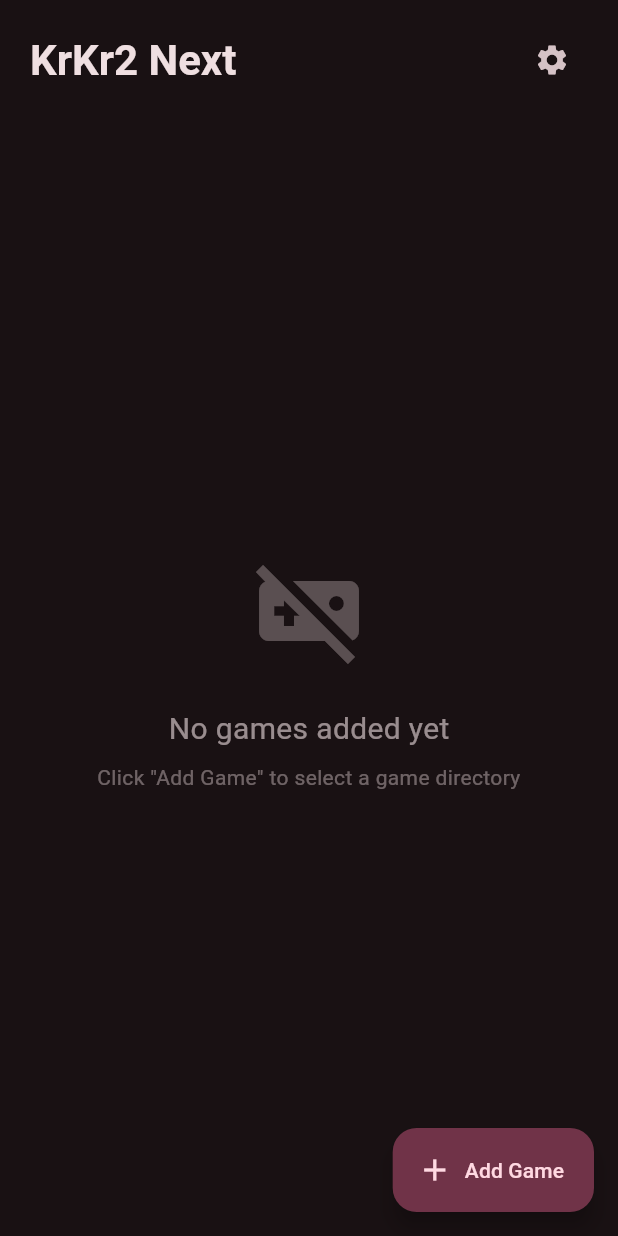
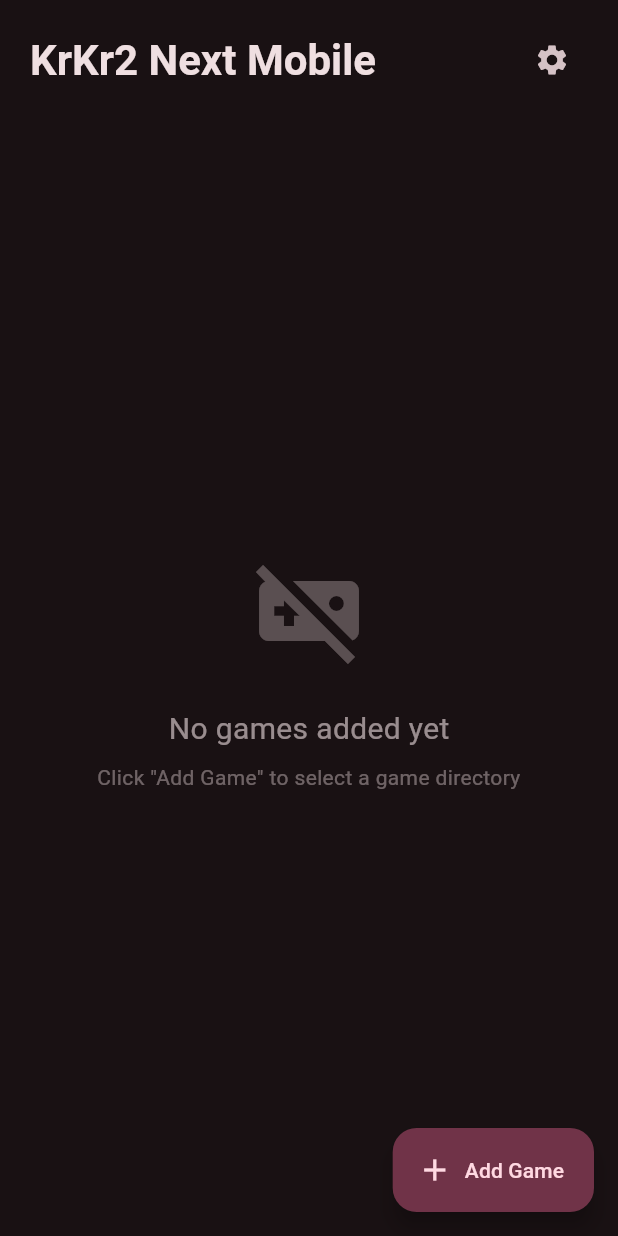
Before and after one commit to FiresonZ/KrKr2-Next-Mobile, a Flutter app: the screen it shows after launch, on a phone screen of 412 x 824 dp. Run offline on Flutter 3.47's test engine with Material 3 defaults, Android fonts, the phone set to English and light mode, and no system bars; our stand-ins replace file_picker, flutter_svg, image_picker, plugin_platform_interface, shared_preferences; missing offline and left inert: dart:ffi, unorm_dart; network calls fail; project files that could hold a hidden picture were left out.

Commit message:
feat(app): 品牌化——作者信息/邮箱/仓库/应用名/黑白主题，替换为 FiresonZ
与原作者区分的个人印记：
- 关于页作者 reAAAq->FiresonZ、仓库地址/链接改为 FiresonZ/KrKr2-Next-Mobile
- 作者邮箱改为 dev@gith.uk（展示+复制）
- 应用名改为 KrKr2 Next Mobile（main.dart、iOS CFBundleDisplayName、
  Android android:label、l10n en/ja/zh 及其生成文件）
- 主题深浅两套 seedColor 由 pink 改黑白色调（ColorScheme.fromSeed(Colors.black)），
  与原作者粉色 UI 区分；默认仍深色
- bridge podspec 作者元数据改为 FiresonZ <dev@gith.uk>
启动图保持不变。

```diff
--- a/apps/flutter_app/lib/l10n/app_en.arb
+++ b/apps/flutter_app/lib/l10n/app_en.arb
@@ -1,7 +1,7 @@
 {
   "@@locale": "en",
 
-"appTitle": "KrKr2 Next",
+"appTitle": "KrKr2 Next Mobile",
   "settings": "Settings",
   "addGame": "Add Game",
   "refresh": "Refresh",
--- a/apps/flutter_app/lib/l10n/app_ja.arb
+++ b/apps/flutter_app/lib/l10n/app_ja.arb
@@ -1,7 +1,7 @@
 {
   "@@locale": "ja",
 
-"appTitle": "KrKr2 Next",
+"appTitle": "KrKr2 Next Mobile",
   "settings": "設定",
   "addGame": "ゲームを追加",
   "refresh": "更新",
--- a/apps/flutter_app/lib/l10n/app_localizations_en.dart
+++ b/apps/flutter_app/lib/l10n/app_localizations_en.dart
@@ -9,7 +9,7 @@ class AppLocalizationsEn extends AppLocalizations {
   AppLocalizationsEn([String locale = 'en']) : super(locale);
 
   @override
-  String get appTitle => 'KrKr2 Next';
+  String get appTitle => 'KrKr2 Next Mobile';
 
   @override
   String get settings => 'Settings';
--- a/apps/flutter_app/lib/l10n/app_localizations_ja.dart
+++ b/apps/flutter_app/lib/l10n/app_localizations_ja.dart
@@ -9,7 +9,7 @@ class AppLocalizationsJa extends AppLocalizations {
   AppLocalizationsJa([String locale = 'ja']) : super(locale);
 
   @override
-  String get appTitle => 'KrKr2 Next';
+  String get appTitle => 'KrKr2 Next Mobile';
 
   @override
   String get settings => '設定';
--- a/apps/flutter_app/lib/l10n/app_localizations_zh.dart
+++ b/apps/flutter_app/lib/l10n/app_localizations_zh.dart
@@ -9,7 +9,7 @@ class AppLocalizationsZh extends AppLocalizations {
   AppLocalizationsZh([String locale = 'zh']) : super(locale);
 
   @override
-  String get appTitle => 'KrKr2 Next';
+  String get appTitle => 'KrKr2 Next Mobile';
 
   @override
   String get settings => '设置';
--- a/apps/flutter_app/lib/l10n/app_zh.arb
+++ b/apps/flutter_app/lib/l10n/app_zh.arb
@@ -1,7 +1,7 @@
 {
   "@@locale": "zh",
 
-"appTitle": "KrKr2 Next",
+"appTitle": "KrKr2 Next Mobile",
   "settings": "设置",
   "addGame": "添加游戏",
   "refresh": "刷新",
--- a/apps/flutter_app/lib/main.dart
+++ b/apps/flutter_app/lib/main.dart
@@ -83,7 +83,7 @@ class _Krkr2AppState extends State<Krkr2App> {
   @override
   Widget build(BuildContext context) {
     return MaterialApp(
-      title: 'KrKr2 Next',
+      title: 'KrKr2 Next Mobile',
       debugShowCheckedModeBanner: false,
       locale: _locale,
       localizationsDelegates: AppLocalizations.localizationsDelegates,
```
Also changed, not shown: 4 other files.
